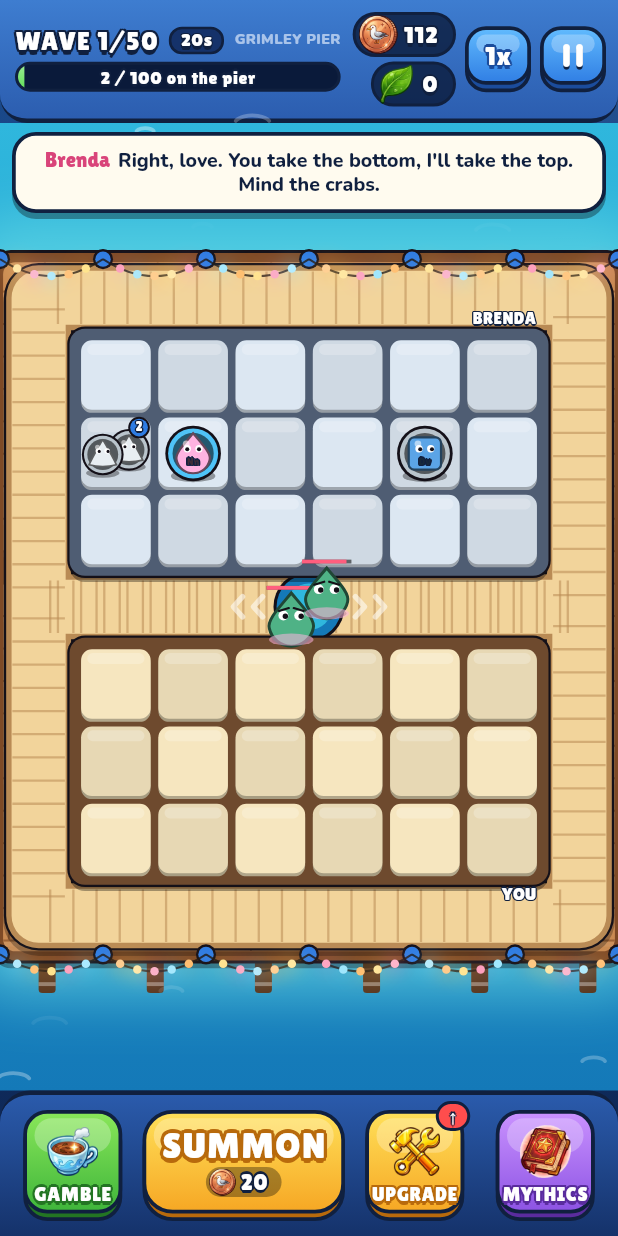
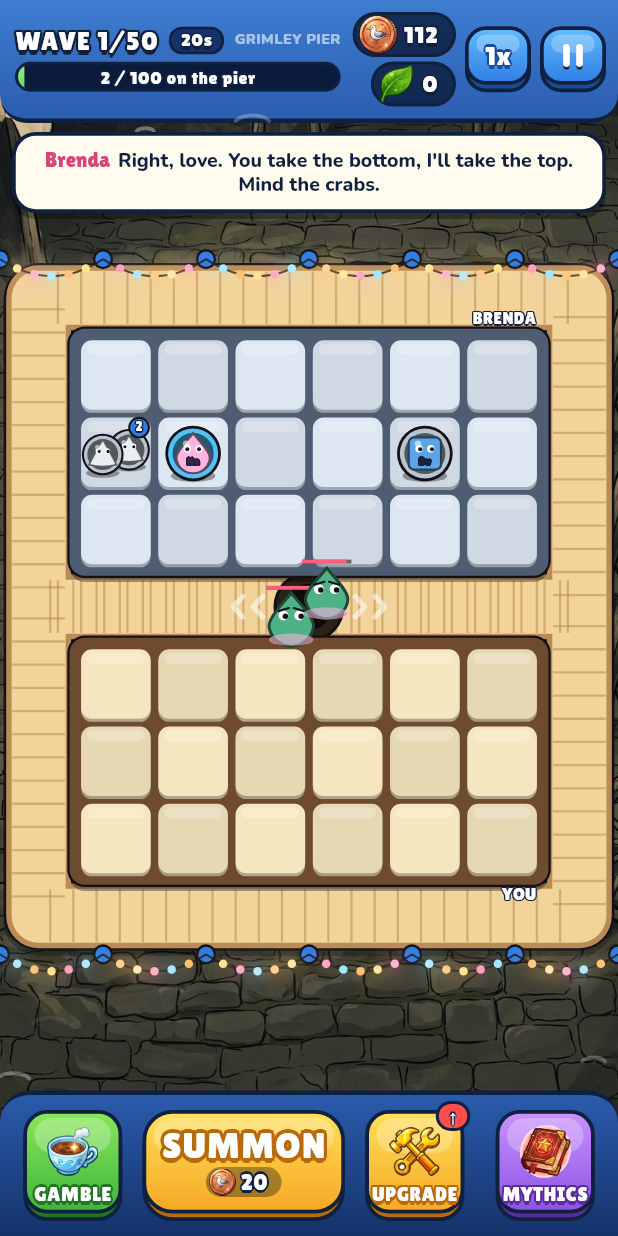
Before and after one commit to andyjxck/voided, a Flutter app: the GameScreen screen opened directly with empty values, after a tap on an icon or button, on a phone screen of 412 x 824 dp. Run offline on Flutter 3.47's test engine with Material 3 defaults, Android fonts, the phone set to English and light mode, and no system bars; our stand-ins replace shared_preferences; missing offline and left inert: dart:js_interop; accounts and stored records are empty.

Commit message:
Fairground backdrop behind the game screen; the field no longer paints its own sea, pier legs or deck planks (walkway, gate and boards stay); gate is a dark pit; backdrop nudged right so co-op's top-left board corner clears the stall canvas

```diff
--- a/lib/ui/field.dart
+++ b/lib/ui/field.dart
@@ -152,81 +152,8 @@ class FieldPainter extends CustomPainter {
     final s = geo.scale;
     final th = _th;
     final f = g.field;
-    // Sea
-    c.drawRect(
-      Offset.zero & size,
-      Paint()
-        ..shader = LinearGradient(
-          begin: Alignment.topCenter,
-          end: Alignment.bottomCenter,
-          colors: [th.seaTop, th.seaBottom],
-        ).createShader(Offset.zero & size),
-    );
-    final deckRect = Rect.fromPoints(geo.px(0, 0), geo.px(f.w, f.h));
-    // Shallow-water halo round the pier
-    c.drawRRect(
-      RRect.fromRectAndRadius(
-        deckRect.inflate(s * 0.55),
-        Radius.circular(s * 0.8),
-      ),
-      Paint()
-        ..color = th.shallow
-        ..maskFilter = MaskFilter.blur(BlurStyle.normal, s * 0.35),
-    );
-    // Pier legs under the bottom edge
-    final legs = Paint()..color = th.legs;
-    for (var x = 0.5; x < f.w; x += 1.4) {
-      final lx = geo.px(x, 0).dx;
-      final r = Rect.fromLTWH(lx, deckRect.bottom, s * 0.22, s * 0.5);
-      c.drawRRect(RRect.fromRectAndRadius(r, Radius.circular(s * 0.05)), legs);
-      c.drawRect(
-        Rect.fromLTWH(lx, deckRect.bottom + s * 0.36, s * 0.22, s * 0.05),
-        Paint()..color = Colors.white.withValues(alpha: 0.35),
-      );
-    }
-    // Deck: outline, frame, then planks
-    final frame = RRect.fromRectAndRadius(
-      deckRect.inflate(s * 0.08),
-      Radius.circular(s * 0.22),
-    );
-    c.drawRRect(
-      frame.shift(Offset(0, s * 0.1)),
-      Paint()..color = const Color(0x55000000),
-    );
-    c.drawRRect(frame.inflate(2), Paint()..color = Pal.ink);
-    c.drawRRect(frame, Paint()..color = th.deckEdge);
-    final deck = RRect.fromRectAndRadius(
-      deckRect.deflate(s * 0.04),
-      Radius.circular(s * 0.16),
-    );
-    c.drawRRect(deck, Paint()..color = th.deck);
-    c.save();
-    c.clipRRect(deck);
-    final plankLine = Paint()
-      ..color = th.deckLine
-      ..strokeWidth = math.max(1, s * 0.025);
-    final rnd = math.Random(3);
-    for (var y = 0.0; y < f.h; y += 0.42) {
-      final py = geo.px(0, y).dy;
-      c.drawLine(
-        Offset(deckRect.left, py),
-        Offset(deckRect.right, py),
-        plankLine,
-      );
-      for (
-        var x = rnd.nextDouble() * 1.6;
-        x < f.w;
-        x += 1.4 + rnd.nextDouble()
-      ) {
-        final px = geo.px(x, 0).dx;
-        c.drawLine(Offset(px, py), Offset(px, py + s * 0.42), plankLine);
-      }
-      c.drawRect(
-        Rect.fromLTWH(deckRect.left, py + 1, deckRect.width, s * 0.06),
-        Paint()..color = Colors.white.withValues(alpha: 0.06),
-      );
-    }
-    c.restore();
+    // No sea or deck of its own: the fairground backdrop behind the game
+    // shows through, and only the walkway, the gate and the boards are drawn.
     // Lane: dark edge, boardwalk, seams, rope rails
     final path = Path();
     for (final loop in f.walks) {
@@ -285,8 +212,8 @@ class FieldPainter extends CustomPainter {
       }
     }
     c.drawCircle(st, s * 0.46, Paint()..color = Pal.ink);
-    c.drawCircle(st, s * 0.42, Paint()..color = th.seaBottom);
-    c.drawCircle(st, s * 0.3, Paint()..color = th.seaTop);
+    c.drawCircle(st, s * 0.42, Paint()..color = const Color(0xFF2A2119));
+    c.drawCircle(st, s * 0.3, Paint()..color = const Color(0xFF0E0B08));
     // Boards: raised platform with tiles
     for (var side = 0; side < g.sides.length; side++) {
       final o = f.boardOrigin(side);
--- a/lib/ui/game_screen.dart
+++ b/lib/ui/game_screen.dart
@@ -505,7 +505,7 @@ class _GameScreenState extends State<GameScreen>
         focusNode: _keysFocus,
         autofocus: true,
         onKeyEvent: _keys,
-        child: SeaBackdrop(
+        child: FairgroundBackdrop(
           child: SafeArea(
             child: LayoutBuilder(
               builder: (context, c) {
--- a/lib/ui/widgets.dart
+++ b/lib/ui/widgets.dart
@@ -103,6 +103,33 @@ Tone toneForTier(int tier) => const [
 // ---------------------------------------------------------------------------
 
 /// The deep-sea gradient behind every menu screen, with soft light rays.
+/// The game's backdrop: an abandoned fairground yard at night, cropped to
+/// cover the whole screen. The middle is bare cobbles, so the board sits on
+/// plain ground and the stalls, crates and fence frame it.
+class FairgroundBackdrop extends StatelessWidget {
+  final Widget child;
+  const FairgroundBackdrop({super.key, required this.child});
+  static const asset = 'assets/backdrop_fairground.jpg';
+  @override
+  Widget build(BuildContext context) => Stack(
+    fit: StackFit.expand,
+    children: [
+      const ColoredBox(color: Vx.bgBottom),
+      Image.asset(
+        asset,
+        fit: BoxFit.cover,
+        // A touch right of centre on tall phones: keeps the torn stall canvas
+        // at the top left clear of the board's corner in co-op.
+        alignment: const Alignment(0.25, 0),
+        filterQuality: FilterQuality.medium,
+        excludeFromSemantics: true,
+        gaplessPlayback: true,
+      ),
+      child,
+    ],
+  );
+}
+
 class SeaBackdrop extends StatelessWidget {
   final Widget child;
   const SeaBackdrop({super.key, required this.child});
--- a/pubspec.yaml
+++ b/pubspec.yaml
@@ -21,6 +21,7 @@ flutter:
   assets:
     - assets/sprites/
     - assets/title.jpg
+    - assets/backdrop_fairground.jpg
   fonts:
     - family: Lilita
       fonts:
```
Also changed, not shown: assets/backdrop_fairground.jpg (added).
